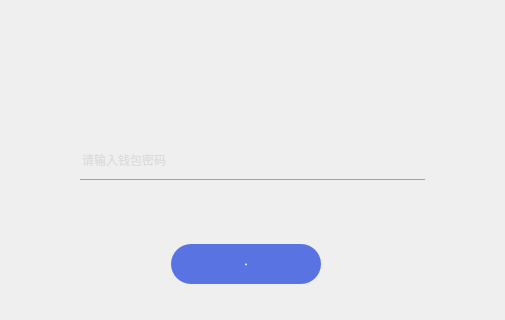
Qt form XWCWallet/normallogin.ui (Whitecoin-Owner/Whitecoin-qt) before a commit; both pictures show x 233 to 738 and y 95 to 415 of the 960 by 540 pixel window.
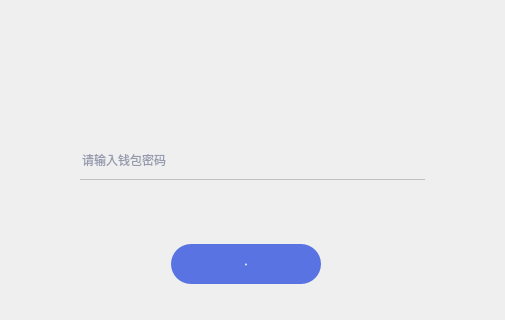
The same form after that commit. Icons and pictures are not drawn.

```diff
--- a/XWCWallet/normallogin.ui
+++ b/XWCWallet/normallogin.ui
@@ -133,8 +133,8 @@
     <enum>Qt::DefaultContextMenu</enum>
    </property>
    <property name="styleSheet">
-    <string notr="true">QLineEdit{background:transparent;border:none;border-bottom:1px solid rgb(160,160,160);
-color: rgb(202, 202, 202);border-radius:0px;}</string>
+    <string notr="true">QLineEdit{background:transparent;border:none;border-bottom:1px solid rgb(160,160,160,153);
+color: rgb(57,68,107);border-radius:0px;}</string>
    </property>
    <property name="echoMode">
     <enum>QLineEdit::Password</enum>
```
